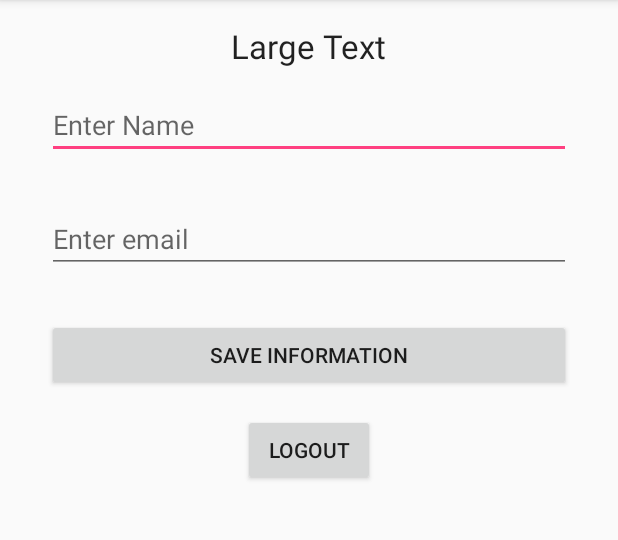
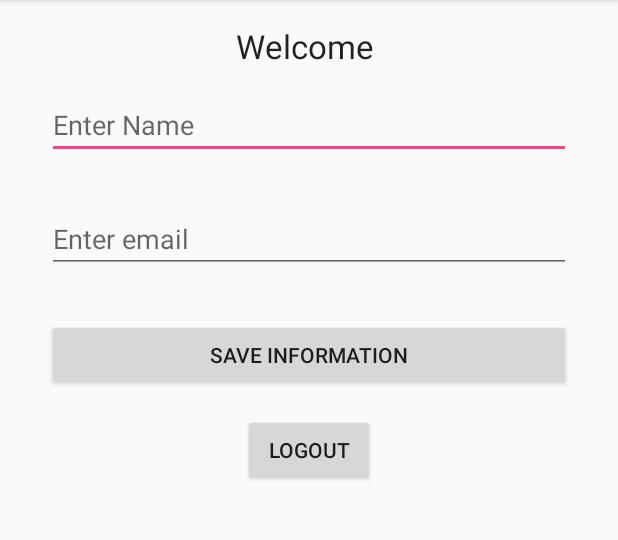
Before and after one commit to nisch100/CallABus, an Android app: the screen it shows after launch once a user with an empty profile is signed in (Profile), on a phone screen of 412 x 824 dp, the part 84-624 px from its top. Run offline under Robolectric (Android 15) with nearby library versions, the phone set to English and light mode, and no system bars; our stand-ins replace Firebase (no records; nobody signed in at launch, a user with empty details on screens opened directly).

Commit message:
Moved over files from old project directory.

```diff
--- a/app/build.gradle
+++ b/app/build.gradle
@@ -23,6 +23,8 @@ dependencies {
     implementation 'com.android.support:appcompat-v7:27.1.1'
     implementation 'com.android.support:design:27.1.1'
     implementation 'com.android.support.constraint:constraint-layout:1.1.3'
+    implementation 'com.android.support:support-v4:27.1.1'
+    implementation 'com.android.support:recyclerview-v7:27.1.1'
     testImplementation 'junit:junit:4.12'
     androidTestImplementation 'com.android.support.test:runner:1.0.2'
     androidTestImplementation 'com.android.support.test.espresso:espresso-core:3.0.2'
--- a/app/src/main/java/com/example/nisch100/call_a_bus/Profile.java
+++ b/app/src/main/java/com/example/nisch100/call_a_bus/Profile.java
@@ -57,7 +57,7 @@ public class Profile extends AppCompatActivity implements View.OnClickListener {
         buttonLogout = (Button) findViewById(R.id.buttonLogout);
 
         //displaying logged in user name
-        textViewUserEmail.setText("Welcome "+user.);
+        textViewUserEmail.setText("Welcome "+user.getDisplayName());
 
         //adding listener to button
         buttonLogout.setOnClickListener(this);
--- a/app/src/main/res/values/strings.xml
+++ b/app/src/main/res/values/strings.xml
@@ -1,3 +1,9 @@
 <resources>
     <string name="app_name">Call-A-Bus</string>
+    <string name="action_settings">Settings</string>
+    <string name="your_buses_title">Your Buses</string>
+    <string name="reminder_settings_title">Reminder Settings</string>
+    <string name="title_activity_your_buses">YourBusesActivity</string>
+    <string name="tab_text_1">Past</string>
+    <string name="tab_text_2">Upcoming</string>
 </resources>
--- a/app/src/main/res/values/styles.xml
+++ b/app/src/main/res/values/styles.xml
@@ -8,4 +8,13 @@
         <item name="colorAccent">@color/colorAccent</item>
     </style>
 
+    <style name="AppTheme.NoActionBar">
+        <item name="windowActionBar">false</item>
+        <item name="windowNoTitle">true</item>
+    </style>
+
+    <style name="AppTheme.AppBarOverlay" parent="ThemeOverlay.AppCompat.Dark.ActionBar" />
+
+    <style name="AppTheme.PopupOverlay" parent="ThemeOverlay.AppCompat.Light" />
+
 </resources>
```
Also changed, not shown: app/src/main/AndroidManifest.xml (+12 -0 lines), app/src/main/res/values/dimens.xml (added, +8 -0 lines).
